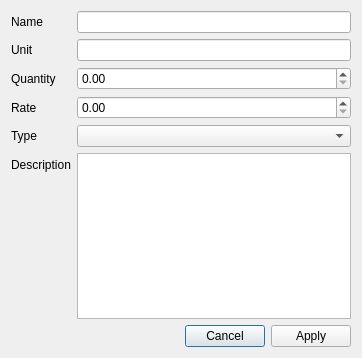
Qt form gui/addresource.ui (Asitha/Estima) before a commit.
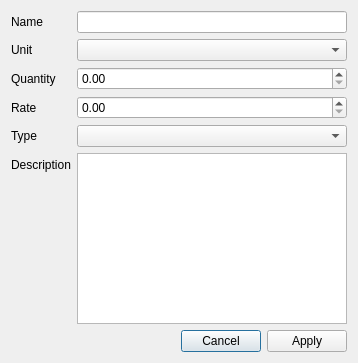
The same form after that commit.

Commit message: method to browse resources was created. Unit rate calculation formula setup feature is almost complete.

The edit to the form file:
```diff
--- a/gui/addresource.ui
+++ b/gui/addresource.ui
@@ -6,8 +6,8 @@
    <rect>
     <x>0</x>
     <y>0</y>
-    <width>362</width>
-    <height>358</height>
+    <width>358</width>
+    <height>363</height>
    </rect>
   </property>
   <property name="windowTitle">
@@ -36,9 +36,6 @@
        </property>
       </widget>
      </item>
-     <item row="1" column="1">
-      <widget class="QLineEdit" name="unitLineEdit"/>
-     </item>
      <item row="2" column="0">
       <widget class="QLabel" name="quantityLabel">
        <property name="text">
@@ -110,6 +107,9 @@
        </item>
       </layout>
      </item>
+     <item row="1" column="1">
+      <widget class="QComboBox" name="unitRsrcComboBox"/>
+     </item>
     </layout>
    </item>
   </layout>
```
The commit also changes 27 other files.
